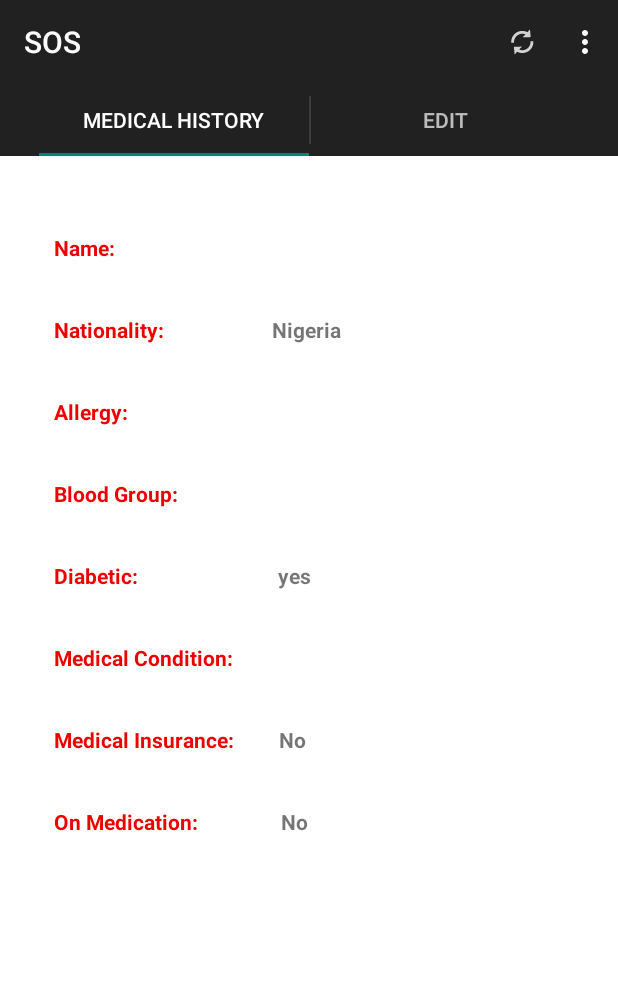
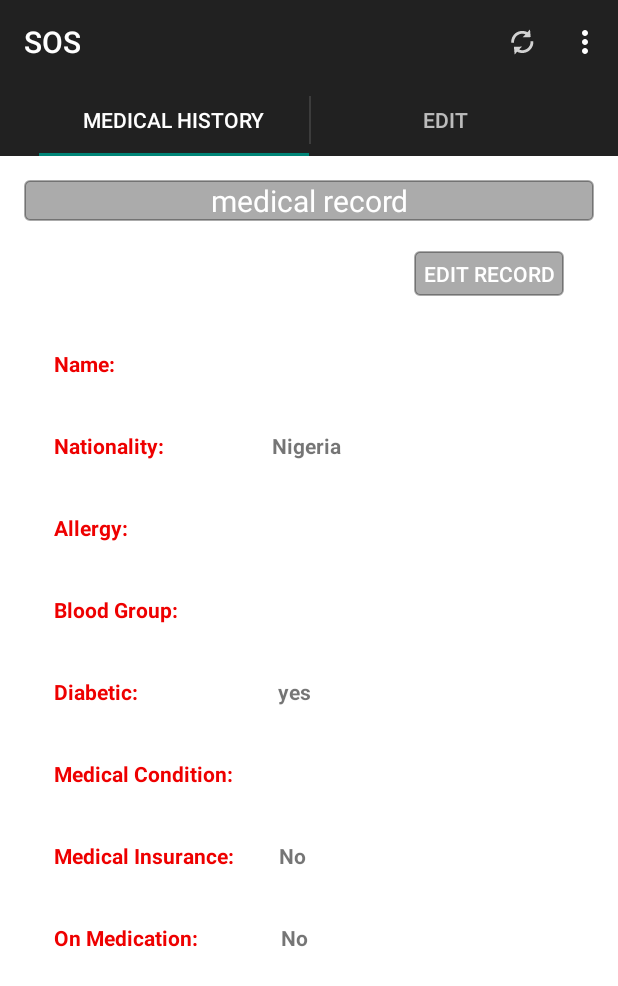
Before and after one commit to meshboy/egbami, an Android app: the med_history_frag screen opened directly, with no data from a screen before it, on a phone screen of 412 x 824 dp. Shown: the top 986 px of the screen. Run offline under Robolectric (Android 15) with nearby library versions, the phone set to English and light mode, and no system bars.

Commit message:
medical record and back press

```diff
--- a/app/src/main/java/com/example/root/egbami/med_history_frag.java
+++ b/app/src/main/java/com/example/root/egbami/med_history_frag.java
@@ -15,7 +15,7 @@ import android.widget.TextView;
 /**
  * A simple {@link Fragment} subclass.
  */
-public class med_history_frag extends Fragment {
+public class med_history_frag extends Fragment implements View.OnClickListener{
 
     Button edit;
     private TextView name, natn, allergy, bldgrp, diabetic, med_cond, med_ins, on_med;
@@ -45,6 +45,9 @@ public class med_history_frag extends Fragment {
         med_cond = (TextView) view.findViewById(R.id.med_condition);
         med_ins = (TextView) view.findViewById(R.id.insurance);
         on_med = (TextView) view.findViewById(R.id.on_med);
+
+        edit = (Button) view.findViewById(R.id.edit_record);
+        edit.setOnClickListener(this);
 
 
         dataRepo repo = new dataRepo(getActivity());
@@ -91,10 +94,12 @@ public class med_history_frag extends Fragment {
     }
 
 
+    @Override
+    public void onClick(View v) {
 
-
-
-
-
-
+        if (v.getId() == R.id.edit_record)
+        {
+            getFragmentManager().beginTransaction().add(R.id.container, new edit_med_hist_frag()).commit();
+        }
+    }
 }
--- a/app/src/main/res/drawable/button_shape.xml
+++ b/app/src/main/res/drawable/button_shape.xml
@@ -3,8 +3,8 @@
     <item android:state_pressed="true" >
         <shape android:shape="rectangle"  >
             <corners android:radius="3dip" />
-            <stroke android:width="1dip" android:color="#54000000" />
-            <gradient android:angle="-90" android:startColor="#54000000" android:endColor="#54000000"  />
+            <stroke android:width="1dip" android:color="#3399FF" />
+            <gradient android:angle="-90" android:startColor="#3399FF" android:endColor="#3399FF"  />
         </shape>
 
         <!--#54000000-->
@@ -12,8 +12,8 @@
     <item android:state_focused="true">
         <shape android:shape="rectangle"  >
             <corners android:radius="3dip" />
-            <stroke android:width="1dip" android:color="#54000000" />
-            <solid android:color="#54000000"/>
+            <stroke android:width="1dip" android:color="#3399FF" />
+            <solid android:color="#3399FF"/>
         </shape>
     </item>
     <item >
--- a/app/src/main/res/layout/medical_history.xml
+++ b/app/src/main/res/layout/medical_history.xml
@@ -5,29 +5,45 @@
     android:background="@color/white"
     >
 
+
+
     <LinearLayout
         android:orientation="horizontal"
         android:layout_width="fill_parent"
+        android:gravity="center_horizontal"
+        android:background="@drawable/button_shape"
+
+        android:layout_alignParentTop="true"
         android:layout_height="wrap_content">
 
-        <!--<TextView-->
-            <!--android:layout_width="fill_parent"-->
-            <!--android:layout_height="wrap_content"-->
-            <!--android:textStyle="bold"-->
-            <!--android:textSize="30dp"-->
-            <!--android:text="Medical History"-->
-            <!--android:gravity="center"-->
-            <!--android:textColor="@color/white"-->
-            <!--android:background="@color/black"-->
-
-            <!--android:id="@+id/textView10" />-->
+        <TextView
+            android:layout_width="wrap_content"
+            android:layout_height="wrap_content"
+            android:text="medical record"
+            android:textSize="20sp"
+            android:textColor="@color/white"
+            android:gravity="center"
+            android:id="@+id/textView12" />
     </LinearLayout>
 
     <LinearLayout
-        android:orientation="vertical"
-        android:layout_width="match_parent"
+        android:orientation="horizontal"
+        android:layout_width="fill_parent"
         android:layout_height="wrap_content"
-        android:layout_gravity="center_vertical"></LinearLayout>
+        android:layout_marginTop="20dp"
+        android:layout_marginRight="20dp"
+        android:gravity="end">
+
+        <Button
+            style="?android:attr/buttonStyleSmall"
+            android:layout_width="100dip"
+            android:layout_height="30dip"
+            android:gravity="center"
+            android:textColor="@color/white"
+            android:text="edit record"
+            android:background="@drawable/button_shape"
+            android:id="@+id/edit_record" />
+    </LinearLayout>
 
     <ScrollView
         android:layout_width="fill_parent"
```
Also changed, not shown: app/src/main/java/com/example/root/egbami/MainActivity.java (+5 -3 lines), app/src/main/java/com/example/root/egbami/edit_med_hist_frag.java (+7 -0 lines), app/src/main/java/com/example/root/egbami/select_action.java (+14 -3 lines), app/src/main/res/layout/edit_med_history.xml (+10 -8 lines), 29 other files.
